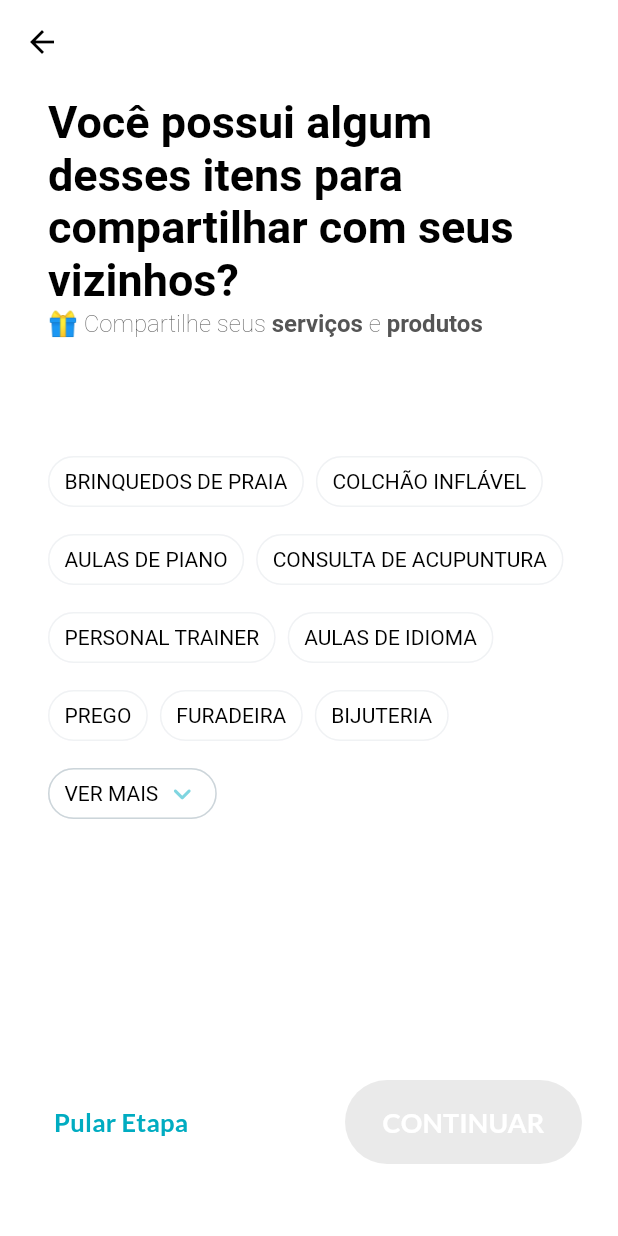
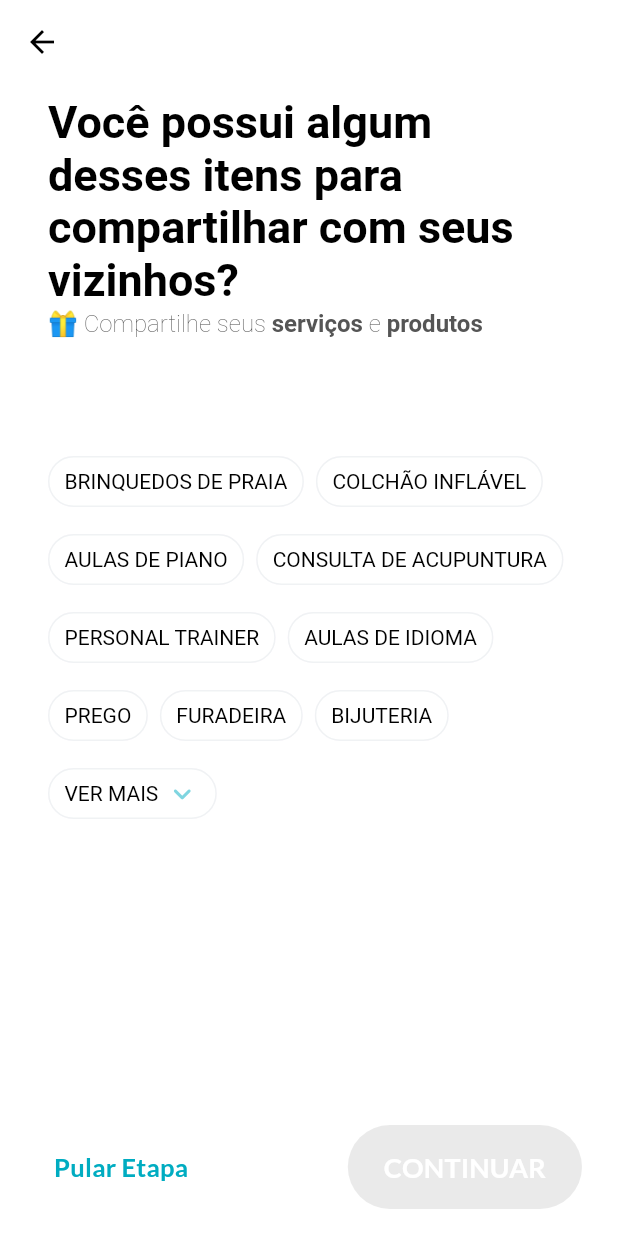
Before and after one commit to savioluis/kondus_app, a Flutter app: the ShareYourItemsPage screen opened directly with empty values, on a phone screen of 412 x 824 dp. Run offline on Flutter 3.47's test engine with Material 3 defaults, Android fonts, the phone set to English and light mode, and no system bars; our stand-ins replace cached_network_image, cloud_firestore, dio, equatable, firebase_core, flutter_secure_storage and 6 more; accounts and stored records are empty; network calls fail.

```diff
--- a/lib/src/modules/share_your_items/presentation/share_your_items_page.dart
+++ b/lib/src/modules/share_your_items/presentation/share_your_items_page.dart
@@ -50,14 +50,16 @@ class _ShareYourItemsPageState extends State<ShareYourItemsPage> {
   Widget build(BuildContext context) {
     return Scaffold(
       appBar: const KondusAppBar(),
-      bottomNavigationBar: Container(
-        padding: const EdgeInsets.only(bottom: 48, top: 24),
+      bottomNavigationBar: ColoredBox(
+        color: context.surfaceColor,
+        child: SafeArea(
+          child: Padding(
+            padding:
+                const EdgeInsets.only(bottom: 18, top: 36, left: 24, right: 24),
             child: Row(
               mainAxisAlignment: MainAxisAlignment.spaceBetween,
               children: [
-            Padding(
-              padding: const EdgeInsets.symmetric(horizontal: 24),
-              child: TextButton(
+                TextButton(
                   onPressed: widget.onSkipPressed ??
                       () => NavigatorProvider.navigateTo(
                             AppRoutes.registerItemStep1,
@@ -76,16 +78,11 @@ class _ShareYourItemsPageState extends State<ShareYourItemsPage> {
                     style: context.textTheme.titleMedium?.copyWith(
                       color: context.blueColor,
                       fontSize: 17,
-                    // decoration: TextDecoration.underline,
-                    // decorationThickness: 2
                     ),
                   ),
                 ),
-            ),
-            Padding(
-              padding: const EdgeInsets.symmetric(horizontal: 24.0),
-              child: SizedBox(
-                width: 158,
+                Flexible(
+                  child: IntrinsicWidth(
                     child: KondusButton(
                       label: 'CONTINUAR',
                       onPressed: selectedItem != null
@@ -121,6 +118,8 @@ class _ShareYourItemsPageState extends State<ShareYourItemsPage> {
                   ),
                 ),
               ],
+            ),
+          ),
         ),
       ),
       body: Padding(
@@ -185,9 +184,9 @@ class _ShareYourItemsPageState extends State<ShareYourItemsPage> {
                       },
                     ),
                     if (!showAllItems &&
-                        recommendedItems.length > minimumDisplayQuantity && _searchController.value.text.isEmpty)
+                        recommendedItems.length > minimumDisplayQuantity &&
+                        _searchController.value.text.isEmpty)
                       ItemChip(
-                        borderColor: context.lightGreyColor.withOpacity(0.4),
                         onTap: () {
                           setState(() {
                             showAllItems = true;
@@ -208,7 +207,6 @@ class _ShareYourItemsPageState extends State<ShareYourItemsPage> {
                       ),
                     if (showAllItems && _searchController.value.text.isEmpty)
                       ItemChip(
-                        borderColor: context.lightGreyColor.withOpacity(0.4),
                         onTap: () {
                           setState(() {
                             showAllItems = false;
```
Also changed, not shown: lib/core/utils/input_validator.dart (+7 -3 lines), lib/src/modules/register_item/presentation/step_1/register_item_step_1_page.dart (+31 -14 lines), lib/src/modules/register_item/presentation/step_2/register_item_step_2_page.dart (+14 -6 lines), lib/src/modules/register_item/widgets/register_item_step_2_appbar.dart (+8 -5 lines), lib/src/modules/search_products/widgets/search_page_appbar.dart (+20 -3 lines). Lines whose indentation alone changed are shown as unchanged.
